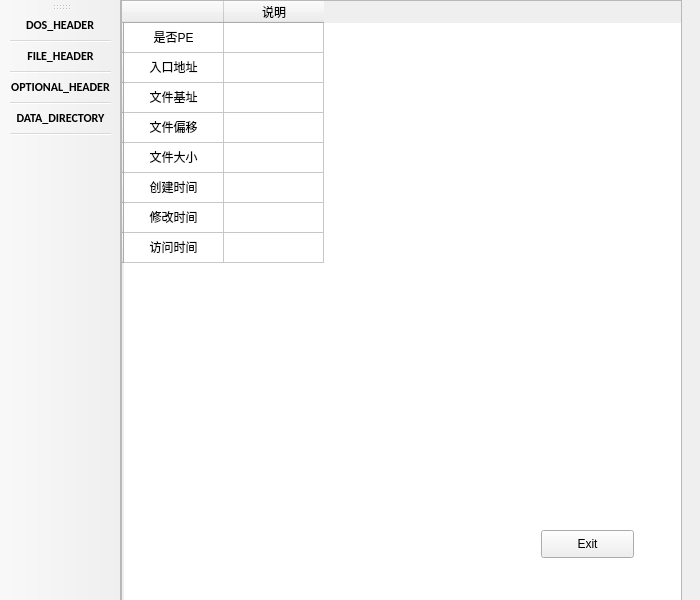
Before: the Qt Designer form MainWinDow.ui in rev-li/PETool, drawn with Qt 5.
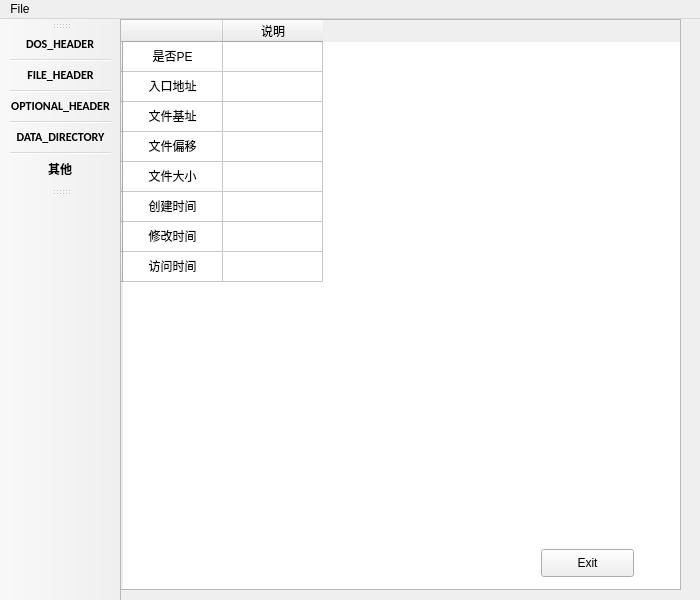
After: the same form once the commit is applied.

```diff
--- a/MainWinDow.ui
+++ b/MainWinDow.ui
@@ -41,16 +41,16 @@
    <widget class="QTableWidget" name="tableWidget">
     <property name="geometry">
      <rect>
-      <x>0</x>
+      <x>-1</x>
       <y>0</y>
       <width>561</width>
-      <height>601</height>
+      <height>571</height>
      </rect>
     </property>
     <property name="minimumSize">
      <size>
-      <width>300</width>
-      <height>590</height>
+      <width>0</width>
+      <height>0</height>
      </size>
     </property>
     <row>
@@ -116,7 +116,7 @@
     </item>
     <item row="0" column="1">
      <property name="text">
-      <string> </string>
+      <string/>
      </property>
     </item>
     <item row="1" column="0">
@@ -129,7 +129,7 @@
     </item>
     <item row="1" column="1">
      <property name="text">
-      <string> </string>
+      <string/>
      </property>
     </item>
     <item row="2" column="0">
@@ -142,7 +142,7 @@
     </item>
     <item row="2" column="1">
      <property name="text">
-      <string> </string>
+      <string/>
      </property>
     </item>
     <item row="3" column="0">
@@ -155,7 +155,7 @@
     </item>
     <item row="3" column="1">
      <property name="text">
-      <string> </string>
+      <string/>
      </property>
     </item>
     <item row="4" column="0">
@@ -168,7 +168,7 @@
     </item>
     <item row="4" column="1">
      <property name="text">
-      <string> </string>
+      <string/>
      </property>
     </item>
     <item row="5" column="0">
@@ -181,7 +181,7 @@
     </item>
     <item row="5" column="1">
      <property name="text">
-      <string> </string>
+      <string/>
      </property>
     </item>
     <item row="6" column="0">
@@ -194,7 +194,7 @@
     </item>
     <item row="6" column="1">
      <property name="text">
-      <string> </string>
+      <string/>
      </property>
     </item>
     <item row="7" column="0">
@@ -207,7 +207,7 @@
     </item>
     <item row="7" column="1">
      <property name="text">
-      <string> </string>
+      <string/>
      </property>
     </item>
    </widget>
@@ -224,8 +224,27 @@
      <string>Exit</string>
     </property>
    </widget>
+   <widget class="QLabel" name="label">
+    <property name="geometry">
+     <rect>
+      <x>20</x>
+      <y>520</y>
+      <width>391</width>
+      <height>51</height>
+     </rect>
+    </property>
+    <property name="text">
+     <string/>
+    </property>
+   </widget>
   </widget>
   <widget class="QToolBar" name="toolBar">
+   <property name="sizePolicy">
+    <sizepolicy hsizetype="Expanding" vsizetype="Expanding">
+     <horstretch>0</horstretch>
+     <verstretch>0</verstretch>
+    </sizepolicy>
+   </property>
    <property name="font">
     <font>
      <family>Calibri</family>
@@ -239,6 +258,27 @@
    <property name="windowTitle">
     <string>toolBar</string>
    </property>
+   <property name="layoutDirection">
+    <enum>Qt::LeftToRight</enum>
+   </property>
+   <property name="autoFillBackground">
+    <bool>false</bool>
+   </property>
+   <property name="movable">
+    <bool>true</bool>
+   </property>
+   <property name="allowedAreas">
+    <set>Qt::NoToolBarArea</set>
+   </property>
+   <property name="orientation">
+    <enum>Qt::Vertical</enum>
+   </property>
+   <property name="toolButtonStyle">
+    <enum>Qt::ToolButtonIconOnly</enum>
+   </property>
+   <property name="floatable">
+    <bool>true</bool>
+   </property>
    <attribute name="toolBarArea">
     <enum>LeftToolBarArea</enum>
    </attribute>
@@ -253,6 +293,35 @@
    <addaction name="separator"/>
    <addaction name="actionIMAGE_DATA_HEADER"/>
    <addaction name="separator"/>
+   <addaction name="action"/>
+  </widget>
+  <widget class="QToolBar" name="toolBar_3">
+   <property name="windowTitle">
+    <string>toolBar_3</string>
+   </property>
+   <attribute name="toolBarArea">
+    <enum>LeftToolBarArea</enum>
+   </attribute>
+   <attribute name="toolBarBreak">
+    <bool>false</bool>
+   </attribute>
+  </widget>
+  <widget class="QMenuBar" name="menuBar">
+   <property name="geometry">
+    <rect>
+     <x>0</x>
+     <y>0</y>
+     <width>700</width>
+     <height>26</height>
+    </rect>
+   </property>
+   <widget class="QMenu" name="menuFile">
+    <property name="title">
+     <string>File</string>
+    </property>
+    <addaction name="actionOpen"/>
+   </widget>
+   <addaction name="menuFile"/>
   </widget>
   <action name="actionIMAGE_DOS_HEADER">
    <property name="text">
@@ -280,6 +349,16 @@
     <string>DATA_DIRECTORY</string>
    </property>
   </action>
+  <action name="actionOpen">
+   <property name="text">
+    <string>Open</string>
+   </property>
+  </action>
+  <action name="action">
+   <property name="text">
+    <string>其他</string>
+   </property>
+  </action>
  </widget>
  <resources/>
  <connections/>
```
